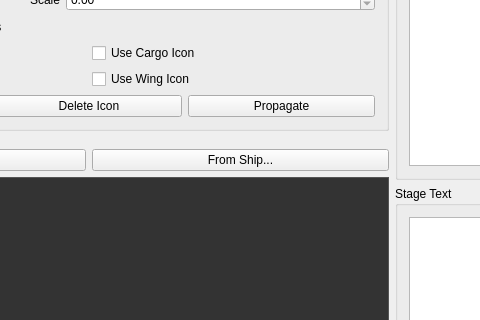
Old version of the form qtfred/ui/BriefingEditorDialog.ui in the repository MjnMixael/fs2open.github.com; both pictures show x 510 to 990 and y 166 to 486 of the 1505 by 725 pixel window.
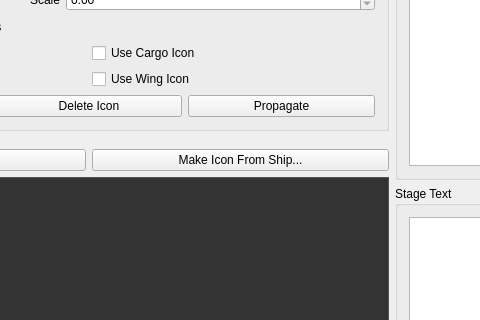
New version of the form. Icons and pictures are not drawn. Custom widgets are drawn as their Qt base class.

Commit message:
qtfred: Shift+Ctrl+click to make a briefing icon from a ship at the cursor
- Shift+Ctrl+click on the briefing map opens the Make Icon From Ship dialog
  and places the resulting icon at the cursor (plain Ctrl+click still makes a
  blank icon there). The From-Ship flow is shared with the toolbar button via
  createIconFromShipDialog().
- Rename the "From Ship..." button to "Make Icon From Ship..." to pair clearly
  with the adjacent "Make Icon" button.

Diff of the .ui file:
```diff
--- a/qtfred/ui/BriefingEditorDialog.ui
+++ b/qtfred/ui/BriefingEditorDialog.ui
@@ -547,7 +547,7 @@
            <item>
             <widget class="QPushButton" name="makeIconFromShipButton">
              <property name="text">
-              <string>From Ship...</string>
+              <string>Make Icon From Ship...</string>
              </property>
              <property name="autoDefault">
               <bool>false</bool>
```
The commit also changes 4 other files.
